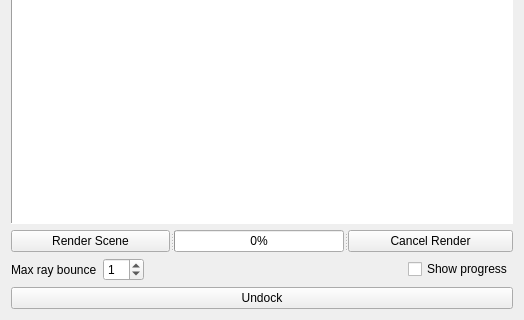
This is GraphicsEngine/Files/RT/forms/raytracingwindow.ui in UndistinguishedFellows/GraphicsEngine as Qt 5 draws it before an edit; both pictures show x 0 to 524 and y 289 to 609 of the 524 by 609 pixel window. The edited form follows.
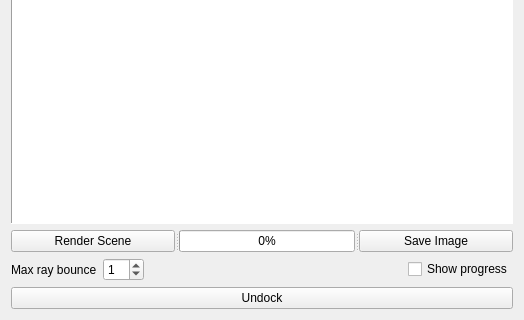
This is the edited form.

```diff
--- a/GraphicsEngine/Files/RT/forms/raytracingwindow.ui
+++ b/GraphicsEngine/Files/RT/forms/raytracingwindow.ui
@@ -7,7 +7,7 @@
     <x>0</x>
     <y>0</y>
     <width>520</width>
-    <height>604</height>
+    <height>606</height>
    </rect>
   </property>
   <property name="windowTitle">
@@ -71,7 +71,7 @@
        <string>This option is not working currently</string>
       </property>
       <property name="text">
-       <string>Cancel Render</string>
+       <string>Save Image</string>
       </property>
      </widget>
     </widget>
```
Left out of the diff: 2 changed lines with no effect on the pictures.
